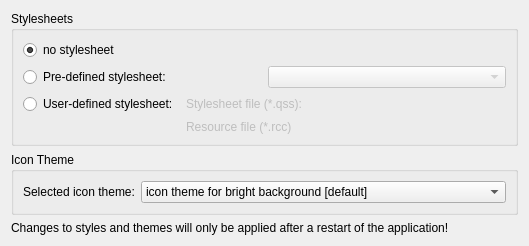
Above: Qitom/ui/widgetPropGeneralStyles.ui from itom-project/itom before the change. Below: the same form after it.
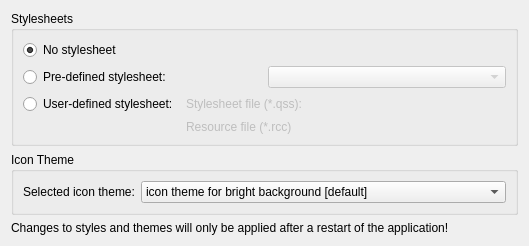
That is the form after the change. Custom widgets are drawn as their Qt base class.

```diff
--- a/Qitom/ui/widgetPropGeneralStyles.ui
+++ b/Qitom/ui/widgetPropGeneralStyles.ui
@@ -23,7 +23,7 @@
       <item>
        <widget class="QRadioButton" name="radioNoStyle">
         <property name="text">
-         <string>no stylesheet</string>
+         <string>No stylesheet</string>
         </property>
         <property name="checked">
          <bool>true</bool>
```
